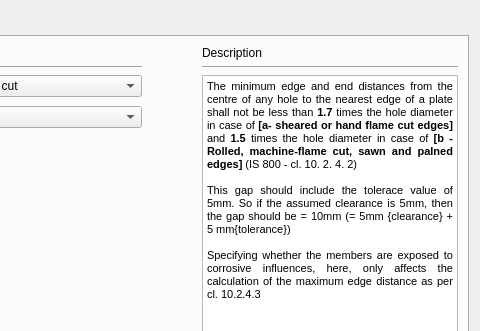
Old version of the form Connections/Shear/Endplate/design_preferences.ui in the repository GreatDevelopers/osdag-core; both pictures show x 328 to 808 and y 0 to 331 of the 808 by 515 pixel window.
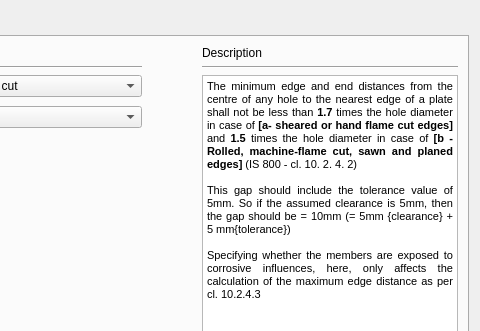
New version of the form. The open tabs and pages were chosen to show the change.

What changed in the file:
```diff
--- a/Connections/Shear/Endplate/design_preferences.ui
+++ b/Connections/Shear/Endplate/design_preferences.ui
@@ -724,9 +724,9 @@
 &lt;html&gt;&lt;head&gt;&lt;meta name=&quot;qrichtext&quot; content=&quot;1&quot; /&gt;&lt;style type=&quot;text/css&quot;&gt;
 p, li { white-space: pre-wrap; }
 &lt;/style&gt;&lt;/head&gt;&lt;body style=&quot; font-family:'MS Shell Dlg 2'; font-size:7.8pt; font-weight:400; font-style:normal;&quot;&gt;
-&lt;p align=&quot;justify&quot; style=&quot; margin-top:0px; margin-bottom:0px; margin-left:0px; margin-right:0px; -qt-block-indent:0; text-indent:0px;&quot;&gt;&lt;span style=&quot; font-size:8pt;&quot;&gt;The minimum edge and end distances from the centre of any hole to the nearest edge of a plate shall not be less than &lt;/span&gt;&lt;span style=&quot; font-size:8pt; font-weight:600;&quot;&gt;1.7&lt;/span&gt;&lt;span style=&quot; font-size:8pt;&quot;&gt; times the hole diameter in case of &lt;/span&gt;&lt;span style=&quot; font-size:8pt; font-weight:600;&quot;&gt;[a- sheared or hand flame cut edges] &lt;/span&gt;&lt;span style=&quot; font-size:8pt;&quot;&gt;and &lt;/span&gt;&lt;span style=&quot; font-size:8pt; font-weight:600;&quot;&gt;1.5 &lt;/span&gt;&lt;span style=&quot; font-size:8pt;&quot;&gt;times the hole diameter in case of &lt;/span&gt;&lt;span style=&quot; font-size:8pt; font-weight:600;&quot;&gt;[b - Rolled, machine-flame cut, sawn and palned edges]&lt;/span&gt;&lt;span style=&quot; font-size:8pt;&quot;&gt; (IS 800 - cl. 10. 2. 4. 2)&lt;/span&gt;&lt;/p&gt;
+&lt;p align=&quot;justify&quot; style=&quot; margin-top:0px; margin-bottom:0px; margin-left:0px; margin-right:0px; -qt-block-indent:0; text-indent:0px;&quot;&gt;&lt;span style=&quot; font-size:8pt;&quot;&gt;The minimum edge and end distances from the centre of any hole to the nearest edge of a plate shall not be less than &lt;/span&gt;&lt;span style=&quot; font-size:8pt; font-weight:600;&quot;&gt;1.7&lt;/span&gt;&lt;span style=&quot; font-size:8pt;&quot;&gt; times the hole diameter in case of &lt;/span&gt;&lt;span style=&quot; font-size:8pt; font-weight:600;&quot;&gt;[a- sheared or hand flame cut edges] &lt;/span&gt;&lt;span style=&quot; font-size:8pt;&quot;&gt;and &lt;/span&gt;&lt;span style=&quot; font-size:8pt; font-weight:600;&quot;&gt;1.5 &lt;/span&gt;&lt;span style=&quot; font-size:8pt;&quot;&gt;times the hole diameter in case of &lt;/span&gt;&lt;span style=&quot; font-size:8pt; font-weight:600;&quot;&gt;[b - Rolled, machine-flame cut, sawn and planed edges]&lt;/span&gt;&lt;span style=&quot; font-size:8pt;&quot;&gt; (IS 800 - cl. 10. 2. 4. 2)&lt;/span&gt;&lt;/p&gt;
 &lt;p align=&quot;justify&quot; style=&quot;-qt-paragraph-type:empty; margin-top:0px; margin-bottom:0px; margin-left:0px; margin-right:0px; -qt-block-indent:0; text-indent:0px; font-family:'Calibri'; font-size:8pt; vertical-align:middle;&quot;&gt;&lt;br /&gt;&lt;/p&gt;
-&lt;p align=&quot;justify&quot; style=&quot; margin-top:0px; margin-bottom:0px; margin-left:0px; margin-right:0px; -qt-block-indent:0; text-indent:0px;&quot;&gt;&lt;span style=&quot; font-size:8pt;&quot;&gt;This gap should include the tolerace value of 5mm. So if the assumed clearance is 5mm, then the gap should be = 10mm (= 5mm {clearance} + 5 mm{tolerance})&lt;/span&gt;&lt;/p&gt;
+&lt;p align=&quot;justify&quot; style=&quot; margin-top:0px; margin-bottom:0px; margin-left:0px; margin-right:0px; -qt-block-indent:0; text-indent:0px;&quot;&gt;&lt;span style=&quot; font-size:8pt;&quot;&gt;This gap should include the tolerance value of 5mm. So if the assumed clearance is 5mm, then the gap should be = 10mm (= 5mm {clearance} + 5 mm{tolerance})&lt;/span&gt;&lt;/p&gt;
 &lt;p align=&quot;justify&quot; style=&quot;-qt-paragraph-type:empty; margin-top:0px; margin-bottom:0px; margin-left:0px; margin-right:0px; -qt-block-indent:0; text-indent:0px; font-family:'Calibri'; font-size:8pt;&quot;&gt;&lt;br /&gt;&lt;/p&gt;
 &lt;p align=&quot;justify&quot; style=&quot; margin-top:0px; margin-bottom:0px; margin-left:0px; margin-right:0px; -qt-block-indent:0; text-indent:0px;&quot;&gt;&lt;span style=&quot; font-size:8pt;&quot;&gt;Specifying whether the members are exposed to corrosive influences, here, only affects the calculation of the maximum edge distance as per cl. 10.2.4.3&lt;/span&gt;&lt;/p&gt;
 &lt;p align=&quot;justify&quot; style=&quot;-qt-paragraph-type:empty; margin-top:0px; margin-bottom:0px; margin-left:0px; margin-right:0px; -qt-block-indent:0; text-indent:0px; font-size:8pt;&quot;&gt;&lt;br /&gt;&lt;/p&gt;&lt;/body&gt;&lt;/html&gt;</string>
```
Left out of the diff: 2 changed lines with no effect on the pictures.
